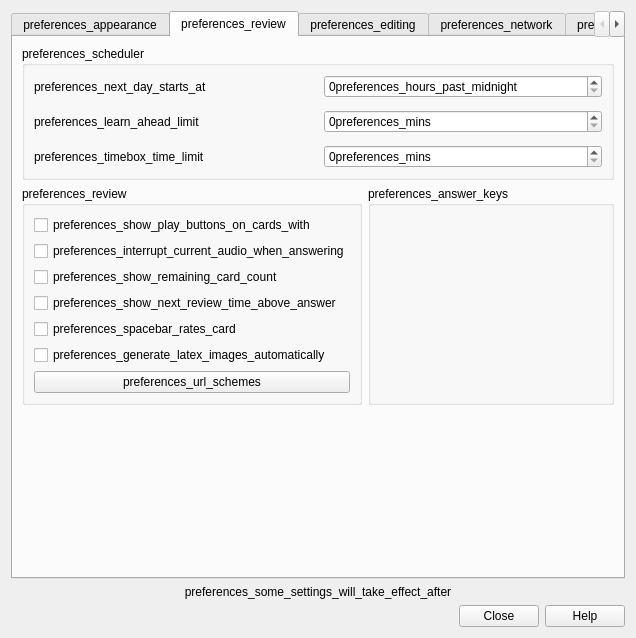
Old version of the form qt/aqt/forms/preferences.ui in the repository ankitects/anki.
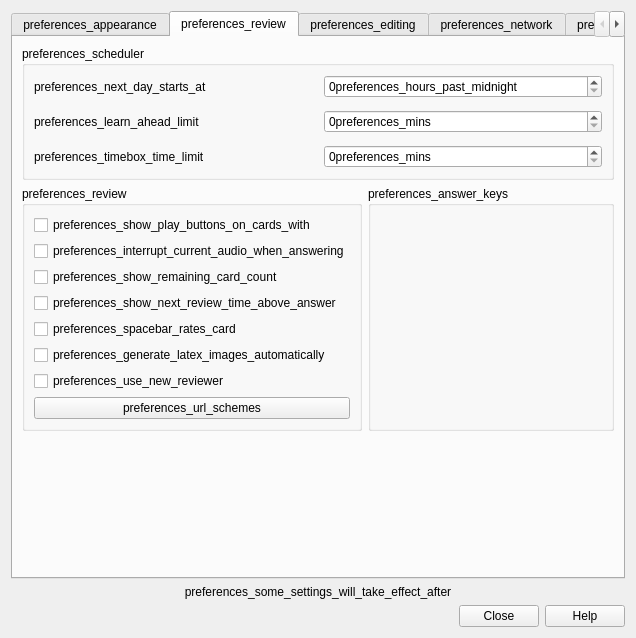
New version of the form. The open tabs and pages were chosen to show the change.

Commit message: Added: New reviewer config bool

Diff of the .ui file:
```diff
--- a/qt/aqt/forms/preferences.ui
+++ b/qt/aqt/forms/preferences.ui
@@ -451,6 +451,19 @@
               </property>
              </widget>
             </item>
+            <item>
+             <widget class="QCheckBox" name="new_reviewer">
+              <property name="sizePolicy">
+               <sizepolicy hsizetype="Fixed" vsizetype="Fixed">
+                <horstretch>0</horstretch>
+                <verstretch>0</verstretch>
+               </sizepolicy>
+              </property>
+              <property name="text">
+               <string>preferences_use_new_reviewer</string>
+              </property>
+             </widget>
+            </item>
             <item>
              <widget class="QPushButton" name="url_schemes">
               <property name="text">
```
The commit also changes 7 other files.
